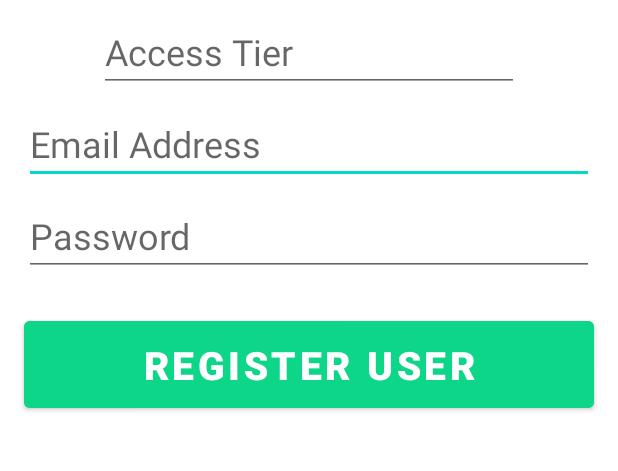
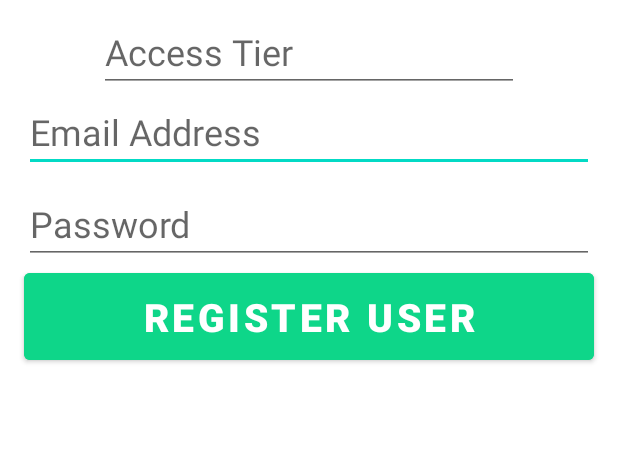
Before and after one commit to dangvq-daniel/hr-manager, an Android app: the RegisterUserActivity screen opened directly, with no data from a screen before it, on a phone screen of 412 x 824 dp, the part 240-711 px from its top. Run offline under Robolectric (Android 15) with nearby library versions, the phone set to English and light mode, and no system bars.

```diff
--- a/app/src/main/java/com/alfuvedan/hrmanager/RegisterUserActivity.java
+++ b/app/src/main/java/com/alfuvedan/hrmanager/RegisterUserActivity.java
@@ -1,5 +1,6 @@
 package com.alfuvedan.hrmanager;
 
+import android.content.Intent;
 import android.os.Bundle;
 import android.util.Patterns;
 import android.view.View;
@@ -56,11 +57,13 @@ public class RegisterUserActivity extends AppCompatActivity
 
             LoginInfo info = new LoginInfo(accessTier, email, passwd);
             LoginInfoSaver.loginAdd(info);
-
+            Intent intent = new Intent(this, MainActivity.class);
+            startActivity(intent);
         }
         catch(IllegalArgumentException e) {
             this.accessTier.setError("Access tier must be a number from 1 to " + AccessTiers.LAST_TIER);
         }
+
     }
 
     @Override
--- a/app/src/main/res/layout/activity_register_user.xml
+++ b/app/src/main/res/layout/activity_register_user.xml
@@ -24,7 +24,6 @@
         android:id="@+id/email"
         android:layout_width="380dp"
         android:layout_height="wrap_content"
-        android:layout_marginTop="8dp"
 
         android:ems="10"
         android:hint="@string/email_addr_hint"
@@ -56,16 +55,14 @@
         android:id="@+id/registerUser"
         android:layout_width="380dp"
         android:layout_height="70dp"
-        android:layout_marginTop="24dp"
         android:backgroundTint="#0ED689"
+        android:onClick="onRegisterUser"
         android:text="@string/reg_user_btn"
         android:textColor="#ffffff"
         android:textSize="26sp"
         android:textStyle="bold"
-        android:onClick="onRegisterUser"
+
         app:layout_constraintEnd_toEndOf="parent"
-        app:layout_constraintLeft_toLeftOf="parent"
-
         app:layout_constraintStart_toStartOf="parent"
         app:layout_constraintTop_toBottomOf="@+id/password" />
 
```
